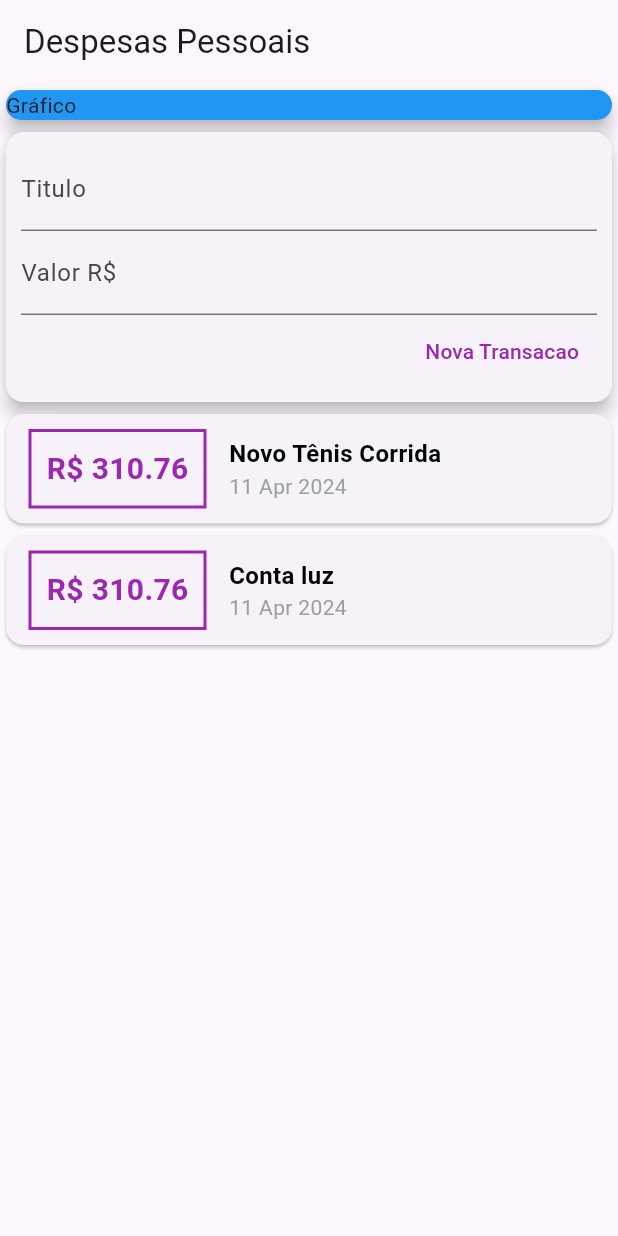
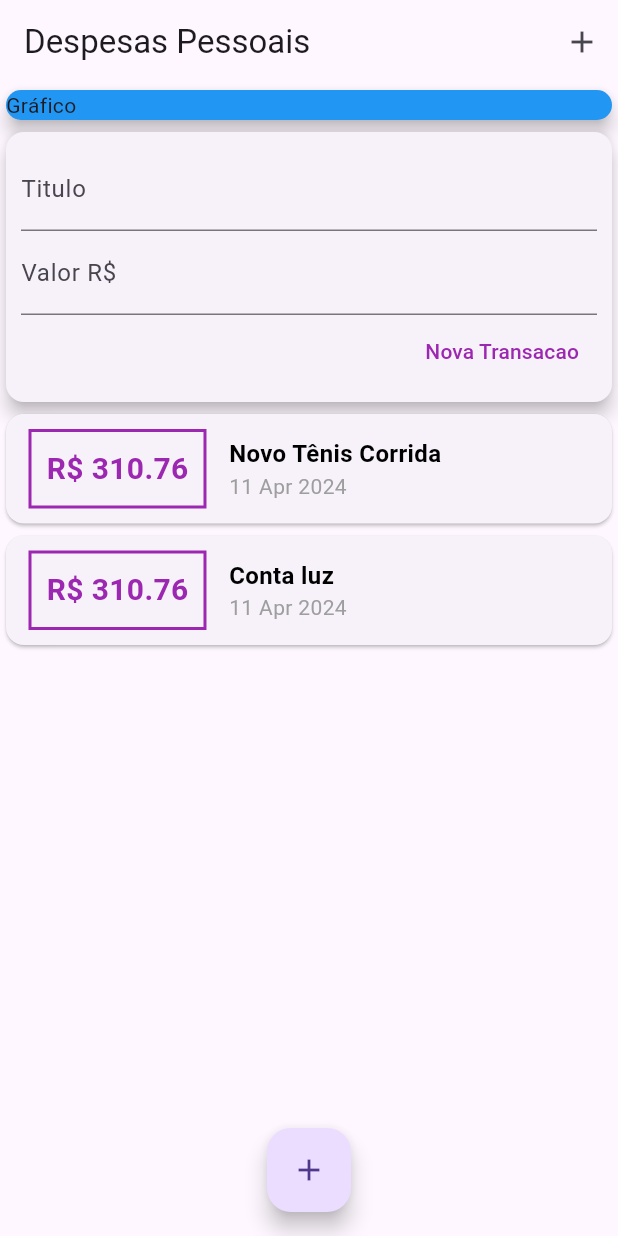
Before and after one commit to adevalter/expenses, a Flutter app: the screen it shows after launch, on a phone screen of 412 x 824 dp. Run offline on Flutter 3.47's test engine with Material 3 defaults, Android fonts, the phone set to English and light mode, and no system bars.

Commit message:
Adicionado botoes na barra e um botao flutuante

```diff
--- a/lib/main.dart
+++ b/lib/main.dart
@@ -20,7 +20,10 @@ class MyHomePage extends StatelessWidget {
   @override
   Widget build(BuildContext context) {
     return Scaffold(
-      appBar: AppBar(title: const Text('Despesas Pessoais')),
+      appBar: AppBar(
+        title: const Text('Despesas Pessoais'),
+        actions: [IconButton(onPressed: () {}, icon: Icon(Icons.add))],
+      ),
       body: SingleChildScrollView(
         child: Column(
           crossAxisAlignment: CrossAxisAlignment.stretch,
@@ -37,6 +40,11 @@ class MyHomePage extends StatelessWidget {
           ],
         ),
       ),
+      floatingActionButton: FloatingActionButton(
+        onPressed: () {},
+        child: Icon(Icons.add),
+      ),
+      floatingActionButtonLocation: FloatingActionButtonLocation.centerFloat,
     );
   }
 }
```
